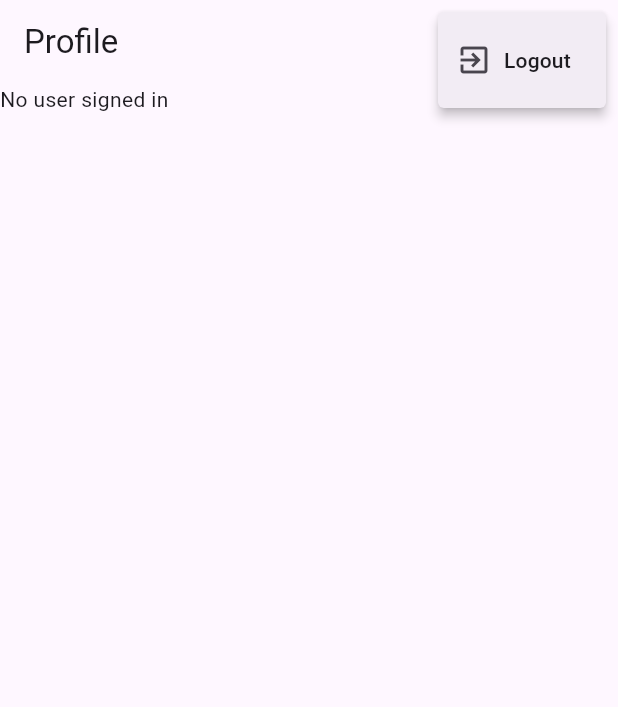
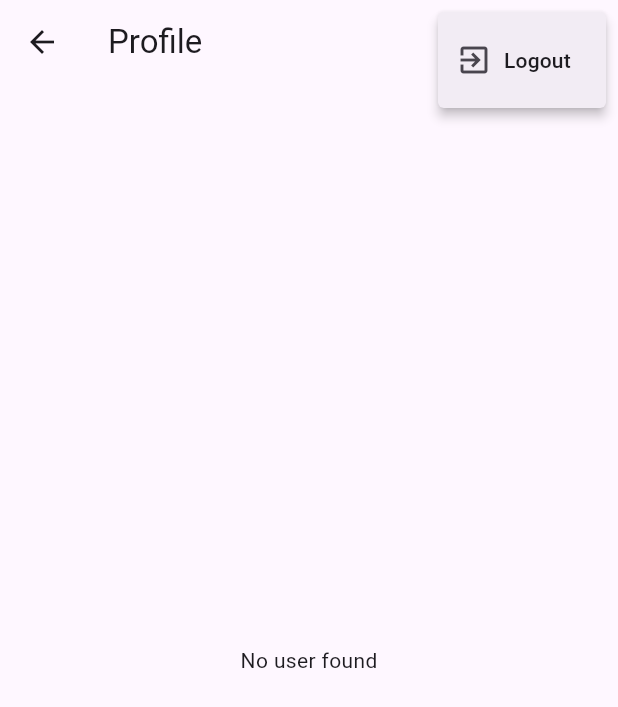
Before and after one commit to agilesh-kk/chat_application, a Flutter app: the ProfilePage screen opened directly, after a tap on the "more vert" icon, on a phone screen of 412 x 824 dp. Shown: the top 707 px of the screen. Run offline on Flutter 3.47's test engine with Material 3 defaults, Android fonts, the phone set to English and light mode, and no system bars; our stand-ins replace cloud_firestore, dio, firebase_auth, firebase_core, flutter_bloc, fpdart and 4 more; accounts and stored records are empty.

Commit message:
created profile page

```diff
--- a/lib/features/chats/data/datasources/chat_remote_data_sources.dart
+++ b/lib/features/chats/data/datasources/chat_remote_data_sources.dart
@@ -181,6 +181,7 @@
           birthDate: user["birthDate"] != null
             ? (user["birthDate"] as Timestamp).toDate()
             : DateTime.now(),
+          profilePic: user['profilePic'],
         );
       }
     }
--- a/lib/features/profile/presentation/pages/edit_avatar.dart
+++ b/lib/features/profile/presentation/pages/edit_avatar.dart
@@ -18,7 +18,7 @@
     return BlocListener<ProfilePicBloc, ProfilePicState>(
       listener: (context, state) {
         if (state is ProfilePicUpdateScuccess) {
-          // 🔥 Update local state
+          //Update local state
           context
               .read<AppUserCubit>()
               .updateUserProfilePic(state.imageUrl);
--- a/lib/features/profile/presentation/pages/profile_page.dart
+++ b/lib/features/profile/presentation/pages/profile_page.dart
@@ -1,6 +1,7 @@
 import 'package:chat_application/core/common/cubit/app_user_cubit.dart';
 import 'package:chat_application/core/utils/show_confirmation_dialog.dart';
 import 'package:chat_application/features/auth/presentation/bloc/auth_bloc.dart';
+import 'package:chat_application/features/chats/presentation/pages/chat_page.dart';
 import 'package:chat_application/features/profile/presentation/pages/edit_avatar.dart';
 import 'package:chat_application/features/profile/presentation/widgets/user_options_row.dart';
 import 'package:flutter/material.dart';
@@ -9,21 +10,23 @@
 
 class ProfilePage extends StatelessWidget {
   final bool isUser;
-  //final User user;
+  final dynamic user;
   const ProfilePage({
     super.key,
     required this.isUser,
-    //required this.user
+    this.user,
   });
 
   @override
   Widget build(BuildContext context) {
     final appUserState = context.watch<AppUserCubit>().state;
 
+    final profileUser = user ?? (appUserState is AppUserIsSignedin ? appUserState.user : null);
+
     return Scaffold(
       appBar: AppBar(
         title: Text("Profile"),
-        actions: [
+        actions: isUser ? [
           PopupMenuButton<String>(
             icon: const Icon(Icons.more_vert), // The three dots icon
             onSelected: (value) async {
@@ -54,25 +57,27 @@
               ];
             },
           ),
-        ],
+        ] : null,
       ),
-      body: appUserState is AppUserIsSignedin
-          ? Center(
+      body: profileUser == null ? const Center(child: Text("No user found")) :
+           Center(
             child: Column(
               crossAxisAlignment: CrossAxisAlignment.center,
               children: [
                 CircleAvatar(
                   radius: 80,
-                  backgroundImage: appUserState.user.profilePic != null
-                        ? AssetImage(appUserState.user.profilePic!)
+                  backgroundImage: profileUser.profilePic != null
+                        ? AssetImage(profileUser.profilePic!)
                         : null,
-                    child: appUserState.user.profilePic == null
+                    child: profileUser.profilePic == null
                         ? const Icon(Icons.person, size: 50)
                         : null,
                 ),
+
                 SizedBox(height: 20,),
+
                 Text(
-                  appUserState.user.name,
+                  profileUser.name,
                   style: TextStyle(
                     fontSize: 25,
                     fontWeight: FontWeight.w500
@@ -82,8 +87,8 @@
                 SizedBox(height: 20,),
 
                 Row(
-                  spacing: double.minPositive,
-                  children: [
+                  mainAxisAlignment: MainAxisAlignment.spaceEvenly,
+                  children: isUser ? [
                     UserOptionsRow(
                       icon: Icons.add_a_photo,
                       label: "Edit avatar",
@@ -91,7 +96,7 @@
                         Navigator.push(
                           context, MaterialPageRoute(
                             builder: (_) => EditAvatar(
-                              userId: appUserState.user.id,
+                              userId: profileUser.id,
                             )
                           )
                         );
@@ -107,14 +112,35 @@
                       label: "Personal timeline",
                       onTap: (){}
                     ),
+                  ] :
+                  [
+                    UserOptionsRow(
+                      icon : Icons.message,
+                      label : "Send message",
+                      onTap : (){
+                        if(appUserState is AppUserIsSignedin){
+                          final currentuser = appUserState.user;
+                          Navigator.push(
+                          context,
+                          MaterialPageRoute(
+                            builder: (c)=>ChatPage(
+                              currentUserId: currentuser.id,
+                              receiverId: profileUser.id,
+                              receiverName: profileUser.name
+                            )
+                          )
+                        );
+                        }
+                      },
+                    ),
                   ],
                 ),
-                Text("Email: ${appUserState.user.email}"),
-                Text("Birth date: ${DateFormat('dd MMM yyyy').format(appUserState.user.birthDate)}"),
+                Text("Email: ${profileUser.email}"),
+                Text("Birth date: ${DateFormat('dd MMM yyyy').format(profileUser.birthDate)}"),
               ],
             ),
           )
-          : const Text("No user signed in"),
+          //: const Text("No user signed in"),
     );
   }
 }
```
Also changed, not shown: lib/features/chats/presentation/pages/search_page.dart (+11 -1 lines).
